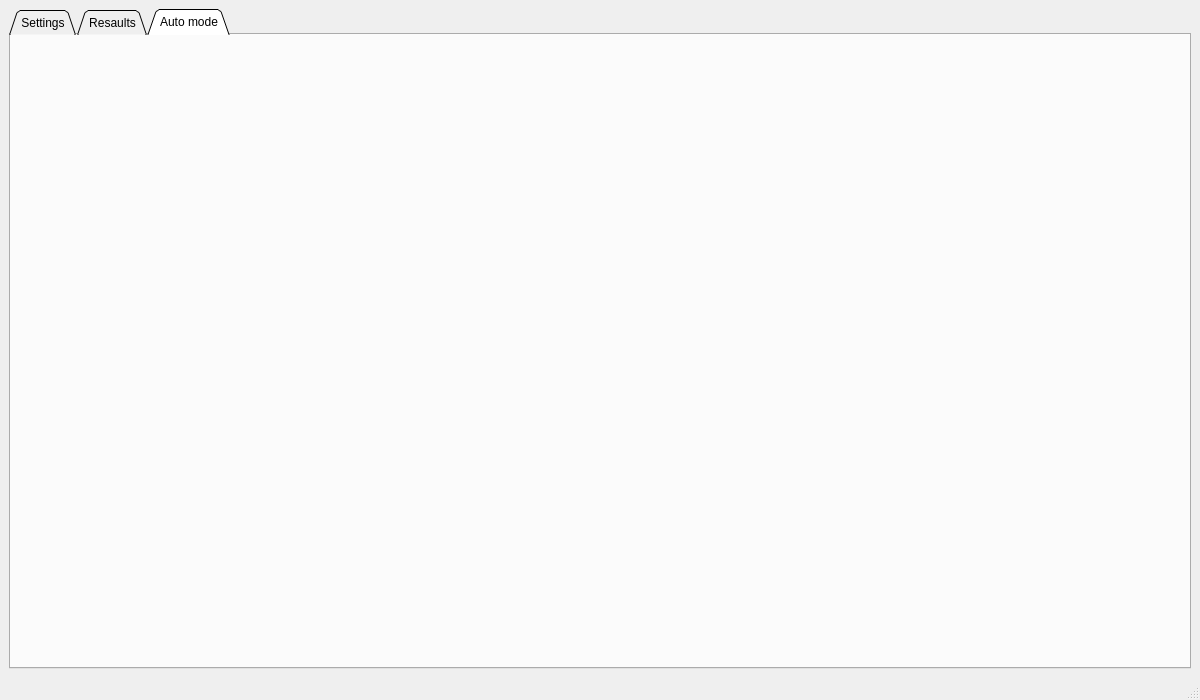
d0ctr/SMO, file SMO_project/SMO/mainwindow.ui: the form before one commit.
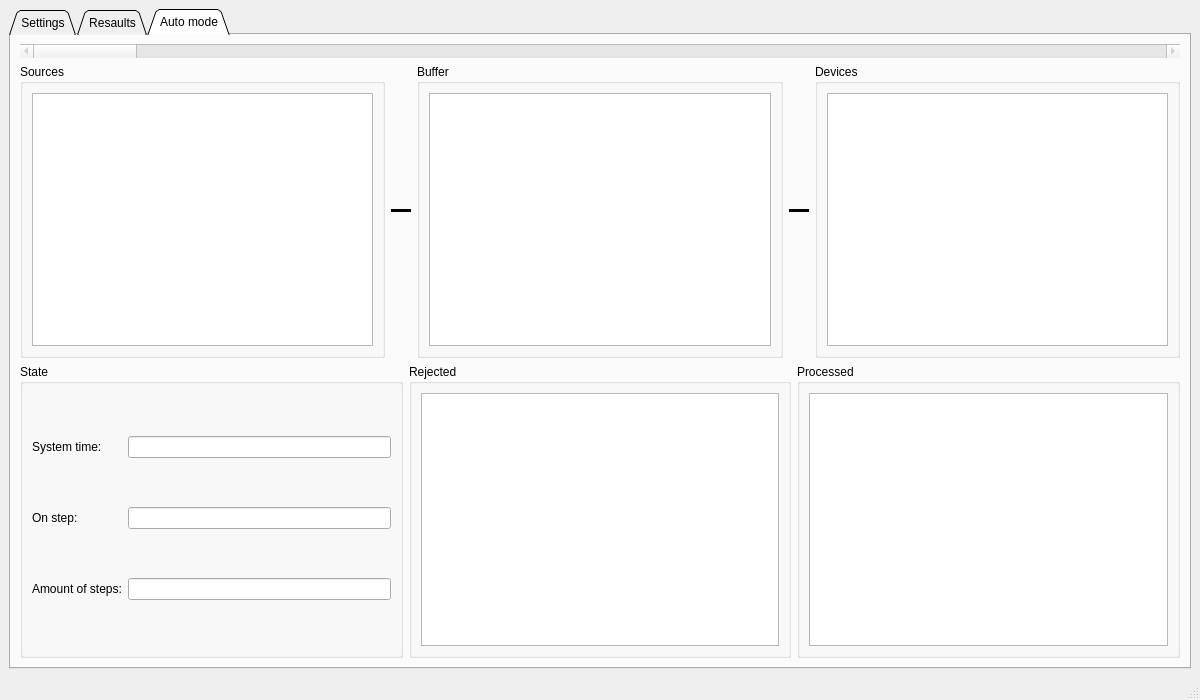
The form after the commit. The open tabs and pages were chosen to show the change.

What changed in the file:
```diff
--- a/SMO_project/SMO/mainwindow.ui
+++ b/SMO_project/SMO/mainwindow.ui
@@ -21,7 +21,7 @@
   </property>
   <widget class="QWidget" name="centralwidget">
    <layout class="QGridLayout" name="gridLayout">
-    <item row="0" column="0">
+    <item row="0" column="1">
      <widget class="QTabWidget" name="tabWidget">
       <property name="tabPosition">
        <enum>QTabWidget::North</enum>
@@ -351,6 +351,279 @@
        <attribute name="title">
         <string>Auto mode</string>
        </attribute>
+       <layout class="QVBoxLayout" name="verticalLayout_2">
+        <item>
+         <widget class="QScrollBar" name="horizontalScrollBarSteps">
+          <property name="enabled">
+           <bool>false</bool>
+          </property>
+          <property name="maximum">
+           <number>10</number>
+          </property>
+          <property name="pageStep">
+           <number>1</number>
+          </property>
+          <property name="value">
+           <number>0</number>
+          </property>
+          <property name="sliderPosition">
+           <number>0</number>
+          </property>
+          <property name="orientation">
+           <enum>Qt::Horizontal</enum>
+          </property>
+         </widget>
+        </item>
+        <item>
+         <layout class="QHBoxLayout" name="horizontalLayout_2">
+          <item>
+           <widget class="QGroupBox" name="groupBox">
+            <property name="title">
+             <string>Sources</string>
+            </property>
+            <layout class="QGridLayout" name="gridLayout_3">
+             <item row="0" column="0">
+              <widget class="QTableWidget" name="tableWidgetSources">
+               <property name="editTriggers">
+                <set>QAbstractItemView::NoEditTriggers</set>
+               </property>
+               <property name="alternatingRowColors">
+                <bool>true</bool>
+               </property>
+               <property name="selectionMode">
+                <enum>QAbstractItemView::NoSelection</enum>
+               </property>
+               <attribute name="horizontalHeaderStretchLastSection">
+                <bool>true</bool>
+               </attribute>
+               <attribute name="verticalHeaderStretchLastSection">
+                <bool>false</bool>
+               </attribute>
+              </widget>
+             </item>
+            </layout>
+           </widget>
+          </item>
+          <item>
+           <widget class="Line" name="line">
+            <property name="minimumSize">
+             <size>
+              <width>20</width>
+              <height>0</height>
+             </size>
+            </property>
+            <property name="frameShadow">
+             <enum>QFrame::Plain</enum>
+            </property>
+            <property name="lineWidth">
+             <number>10</number>
+            </property>
+            <property name="orientation">
+             <enum>Qt::Horizontal</enum>
+            </property>
+           </widget>
+          </item>
+          <item>
+           <widget class="QGroupBox" name="groupBox_2">
+            <property name="title">
+             <string>Buffer</string>
+            </property>
+            <layout class="QGridLayout" name="gridLayout_4">
+             <item row="0" column="0">
+              <widget class="QTableWidget" name="tableWidgetBuffer">
+               <property name="editTriggers">
+                <set>QAbstractItemView::NoEditTriggers</set>
+               </property>
+               <property name="alternatingRowColors">
+                <bool>true</bool>
+               </property>
+               <property name="selectionMode">
+                <enum>QAbstractItemView::NoSelection</enum>
+               </property>
+               <attribute name="horizontalHeaderStretchLastSection">
+                <bool>true</bool>
+               </attribute>
+               <attribute name="verticalHeaderStretchLastSection">
+                <bool>false</bool>
+               </attribute>
+              </widget>
+             </item>
+            </layout>
+           </widget>
+          </item>
+          <item>
+           <widget class="Line" name="line_2">
+            <property name="minimumSize">
+             <size>
+              <width>20</width>
+              <height>0</height>
+             </size>
+            </property>
+            <property name="frameShadow">
+             <enum>QFrame::Plain</enum>
+            </property>
+            <property name="lineWidth">
+             <number>10</number>
+            </property>
+            <property name="orientation">
+             <enum>Qt::Horizontal</enum>
+            </property>
+           </widget>
+          </item>
+          <item>
+           <widget class="QGroupBox" name="groupBox_3">
+            <property name="title">
+             <string>Devices</string>
+            </property>
+            <layout class="QGridLayout" name="gridLayout_5">
+             <item row="0" column="0">
+              <widget class="QTableWidget" name="tableWidgetDevices">
+               <property name="editTriggers">
+                <set>QAbstractItemView::NoEditTriggers</set>
+               </property>
+               <property name="alternatingRowColors">
+                <bool>true</bool>
+               </property>
+               <property name="selectionMode">
+                <enum>QAbstractItemView::NoSelection</enum>
+               </property>
+               <attribute name="horizontalHeaderStretchLastSection">
+                <bool>true</bool>
+               </attribute>
+               <attribute name="verticalHeaderStretchLastSection">
+                <bool>false</bool>
+               </attribute>
+              </widget>
+             </item>
+            </layout>
+           </widget>
+          </item>
+         </layout>
+        </item>
+        <item>
+         <layout class="QHBoxLayout" name="horizontalLayout_3">
+          <item>
+           <widget class="QGroupBox" name="groupBox_6">
+            <property name="title">
+             <string>State</string>
+            </property>
+            <layout class="QGridLayout" name="gridLayout_8">
+             <item row="0" column="0">
+              <widget class="QLabel" name="label">
+               <property name="maximumSize">
+                <size>
+                 <width>16777215</width>
+                 <height>16777215</height>
+                </size>
+               </property>
+               <property name="text">
+                <string>&lt;html&gt;&lt;head/&gt;&lt;body&gt;&lt;p&gt;System time:&lt;/p&gt;&lt;/body&gt;&lt;/html&gt;</string>
+               </property>
+              </widget>
+             </item>
+             <item row="0" column="1">
+              <widget class="QLineEdit" name="lineEditSystemTime">
+               <property name="maximumSize">
+                <size>
+                 <width>16777215</width>
+                 <height>16777215</height>
+                </size>
+               </property>
+               <property name="readOnly">
+                <bool>false</bool>
+               </property>
+              </widget>
+             </item>
+             <item row="1" column="0">
+              <widget class="QLabel" name="label_2">
+               <property name="text">
+                <string>On step:</string>
+               </property>
+              </widget>
+             </item>
+             <item row="1" column="1">
+              <widget class="QLineEdit" name="lineEditOnStep">
+               <property name="readOnly">
+                <bool>true</bool>
+               </property>
+              </widget>
+             </item>
+             <item row="2" column="0">
+              <widget class="QLabel" name="label_3">
+               <property name="text">
+                <string>Amount of steps:</string>
+               </property>
+              </widget>
+             </item>
+             <item row="2" column="1">
+              <widget class="QLineEdit" name="lineEditAmountOfSteps">
+               <property name="readOnly">
+                <bool>true</bool>
+               </property>
+              </widget>
+             </item>
+            </layout>
+           </widget>
+          </item>
+          <item>
+           <widget class="QGroupBox" name="groupBox_4">
+            <property name="title">
+             <string>Rejected</string>
+            </property>
+            <layout class="QGridLayout" name="gridLayout_6">
+             <item row="0" column="1">
+              <widget class="QTableWidget" name="tableWidgetRejected">
+               <property name="editTriggers">
+                <set>QAbstractItemView::NoEditTriggers</set>
+               </property>
+               <property name="alternatingRowColors">
+                <bool>true</bool>
+               </property>
+               <property name="selectionMode">
+                <enum>QAbstractItemView::NoSelection</enum>
+               </property>
+               <attribute name="horizontalHeaderStretchLastSection">
+                <bool>true</bool>
+               </attribute>
+               <attribute name="verticalHeaderStretchLastSection">
+                <bool>false</bool>
+               </attribute>
+              </widget>
+             </item>
+            </layout>
+           </widget>
+          </item>
+          <item>
+           <widget class="QGroupBox" name="groupBox_5">
+            <property name="title">
+             <string>Processed</string>
+            </property>
+            <layout class="QGridLayout" name="gridLayout_7">
+             <item row="0" column="1">
+              <widget class="QTableWidget" name="tableWidgetProcessed">
+               <property name="editTriggers">
+                <set>QAbstractItemView::NoEditTriggers</set>
+               </property>
+               <property name="alternatingRowColors">
+                <bool>true</bool>
+               </property>
+               <property name="selectionMode">
+                <enum>QAbstractItemView::NoSelection</enum>
+               </property>
+               <attribute name="horizontalHeaderStretchLastSection">
+                <bool>true</bool>
+               </attribute>
+               <attribute name="verticalHeaderStretchLastSection">
+                <bool>false</bool>
+               </attribute>
+              </widget>
+             </item>
+            </layout>
+           </widget>
+          </item>
+         </layout>
+        </item>
+       </layout>
       </widget>
      </widget>
     </item>
```
Left out of the diff: 20 changed lines with no effect on the pictures.
